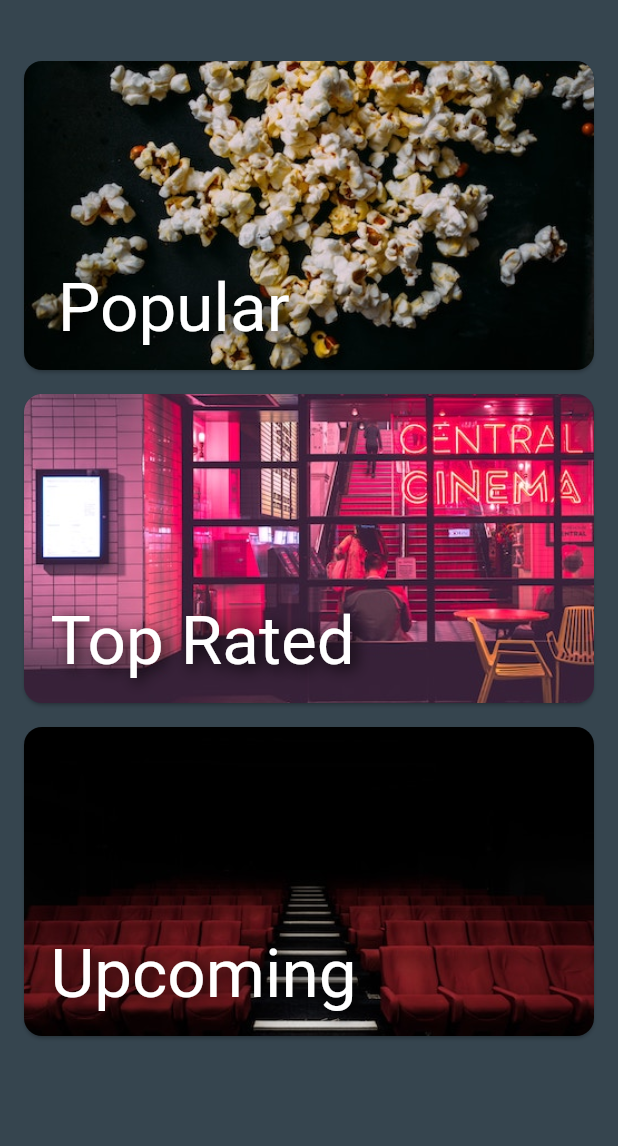
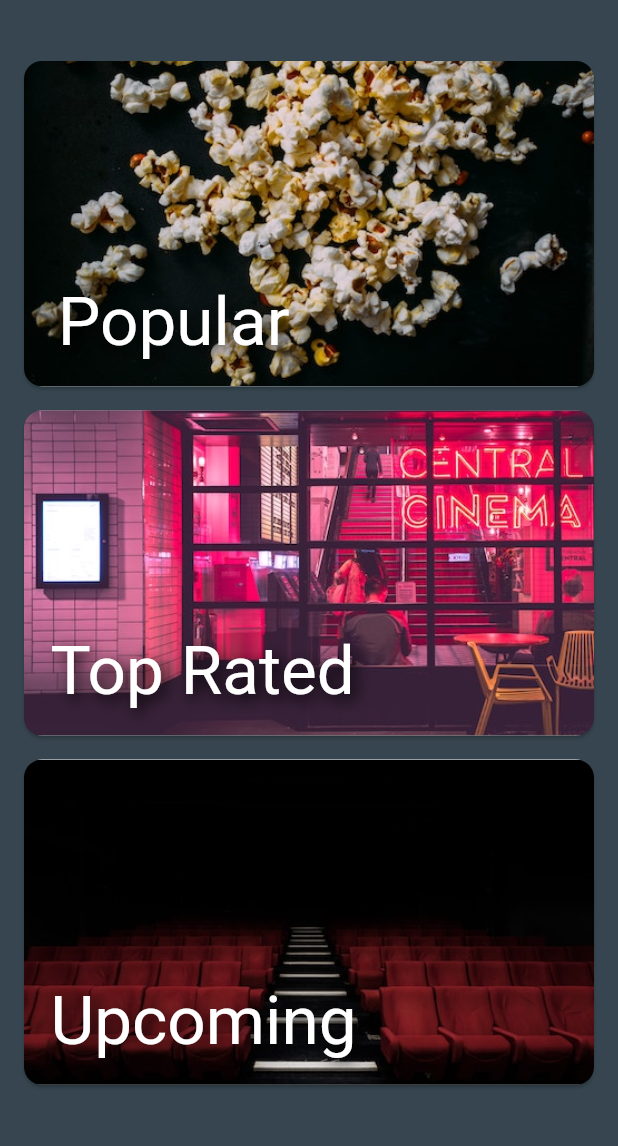
Before and after one commit to Luk3s/disfilm, a Flutter app: the screen it shows after launch, on a phone screen of 412 x 824 dp, the part 59-1205 px from its top. Run offline on Flutter 3.47's test engine with Material 2 defaults, Android fonts, the phone set to English and light mode, and no system bars; our stand-ins replace built_collection, built_value, dartz, flutter_spinkit, font_awesome_flutter, percent_indicator and 1 more; missing offline and left inert: flutter_image; generated files the repository leaves out were written again; project files that could hold a hidden picture were left out.

Commit message:
use absolute import

```diff
--- a/lib/widgets/home_page/chart_card.dart
+++ b/lib/widgets/home_page/chart_card.dart
@@ -29,7 +29,7 @@ class ChartCard extends StatelessWidget {
         child: Ink.image(
           image: AssetImage(coverImagePath),
           width: MediaQuery.of(context).size.width,
-          height: MediaQuery.of(context).size.height / 4,
+          height: MediaQuery.of(context).size.height / 3.8,
           fit: BoxFit.cover,
           child: InkWell(
             onTap: onTap,
--- a/lib/widgets/movie_list/movie_list_screen.dart
+++ b/lib/widgets/movie_list/movie_list_screen.dart
@@ -3,12 +3,11 @@ import 'package:disfilm/change_notifiers/movie_chart_change_notifier.dart';
 import 'package:disfilm/core/app_config.dart';
 import 'package:disfilm/core/dependency_squirrel.dart' as ds;
 import 'package:disfilm/core/status.dart';
+import 'package:disfilm/widgets/keyword_indicator.dart';
 import 'package:disfilm/widgets/movie_list/movie_card.dart';
 import 'package:flutter/material.dart';
 import 'package:flutter_spinkit/flutter_spinkit.dart';
 import 'package:font_awesome_flutter/font_awesome_flutter.dart';
-
-import '../keyword_indicator.dart';
 
 class PopularMoviesScreen extends StatelessWidget {
   const PopularMoviesScreen({
```
